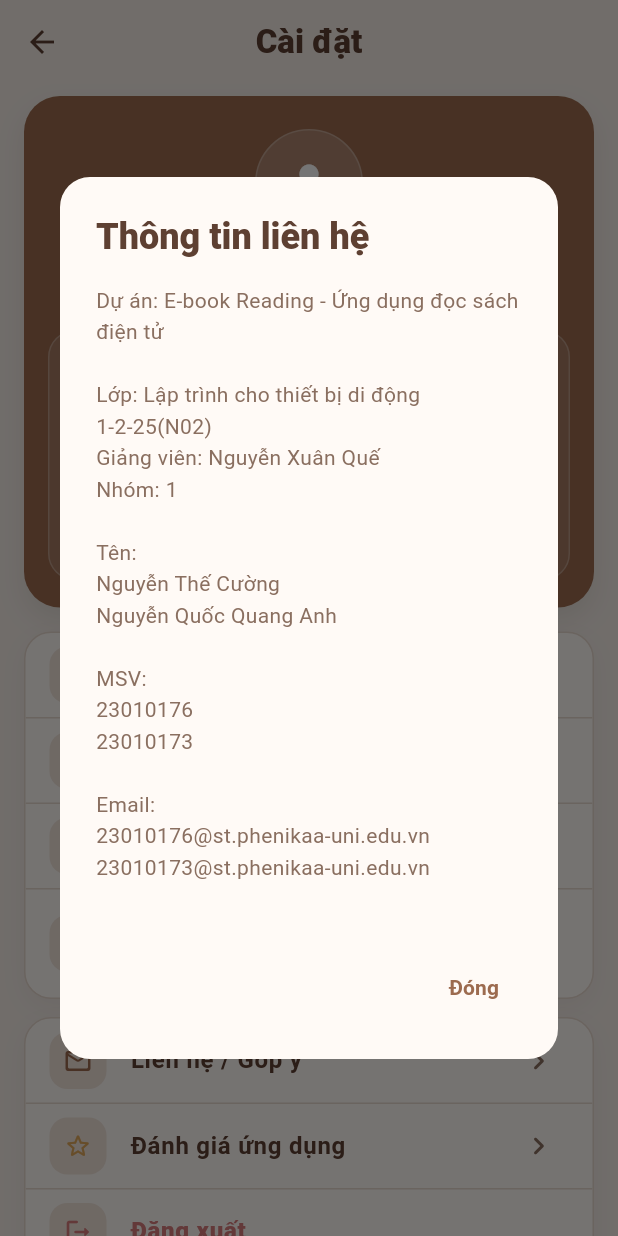
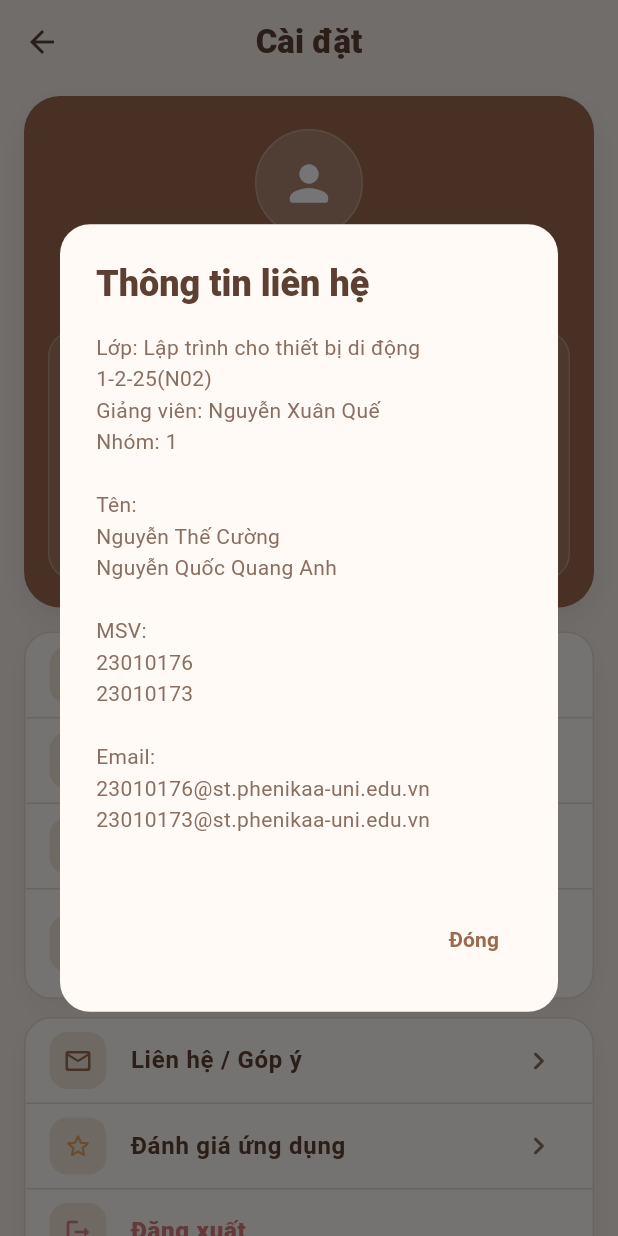
Before and after one commit to QuangAnh28/2025_2_LTTBDD_N02_Nhom_1, a Flutter app: the SettingsScreen screen opened directly, after a tap on "Liên hệ / Góp ý", on a phone screen of 412 x 824 dp. Run offline on Flutter 3.47's test engine with Material 3 defaults, Android fonts, the phone set to English and light mode, and no system bars; our stand-ins replace fl_chart, shared_preferences; missing offline and left inert: syncfusion_flutter_pdfviewer; accounts and stored records are empty.

Commit message:
Update settingsscreen.dart

```diff
--- a/lib/screens/settingsscreen.dart
+++ b/lib/screens/settingsscreen.dart
@@ -98,7 +98,7 @@ class _SettingsScreenState extends State<SettingsScreen> {
                       borderRadius: BorderRadius.circular(20),
                     ),
                     child: Text(
-                      isVietnamese ? "MSSV:" : "ID:",
+                      isVietnamese ? "MSSV" : "ID",
                       style: const TextStyle(
                         color: Colors.white,
                         fontWeight: FontWeight.w700,
@@ -120,8 +120,8 @@ class _SettingsScreenState extends State<SettingsScreen> {
                           icon: Icons.book_rounded,
                           label: isVietnamese ? "Dự án" : "Project",
                           value: isVietnamese
-                              ? "BookReader - Ứng dụng đọc sách"
-                              : "BookReader - Reading app",
+                              ? "Bookify - Ứng dụng đọc sách điện tử"
+                              : "Bookify - Reading app",
                         ),
                         const SizedBox(height: 12),
                         _infoRow(
@@ -496,8 +496,7 @@ class _SettingsScreenState extends State<SettingsScreen> {
         content: SingleChildScrollView(
           child: Text(
             isVietnamese
-                ? """Dự án: E-book Reading - Ứng dụng đọc sách điện tử
-
+                ? """
 Lớp: Lập trình cho thiết bị di động 1-2-25(N02)
 Giảng viên: Nguyễn Xuân Quế
 Nhóm: 1
@@ -514,7 +513,7 @@ Email:
 23010176@st.phenikaa-uni.edu.vn
 23010173@st.phenikaa-uni.edu.vn
 """
-                : """Project: E-book Reading Application
+                : """
 
 Class: Mobile Programming 1-2-25(N02)
 Lecturer: Nguyen Xuan Que
```
